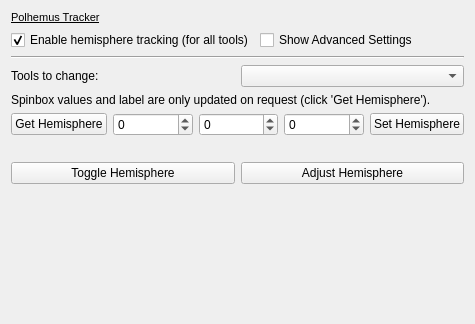
The window that Modules/IGTUI/Qmitk/QmitkPolhemusTrackerWidget.ui (MITK/MITK) describes before a commit, drawn with Qt 5.
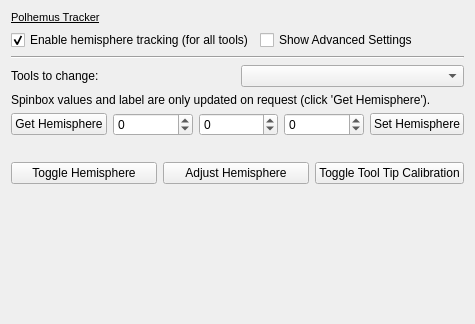
The same window after the commit.

Commit message: Option to invert the tool tip calibration.

Diff of the .ui file:
```diff
--- a/Modules/IGTUI/Qmitk/QmitkPolhemusTrackerWidget.ui
+++ b/Modules/IGTUI/Qmitk/QmitkPolhemusTrackerWidget.ui
@@ -145,6 +145,13 @@
        </property>
       </widget>
      </item>
+     <item>
+      <widget class="QPushButton" name="m_ToggleToolTipCalibration">
+       <property name="text">
+        <string>Toggle Tool Tip Calibration</string>
+       </property>
+      </widget>
+     </item>
     </layout>
    </item>
    <item>
```
The commit also changes 4 other files.
